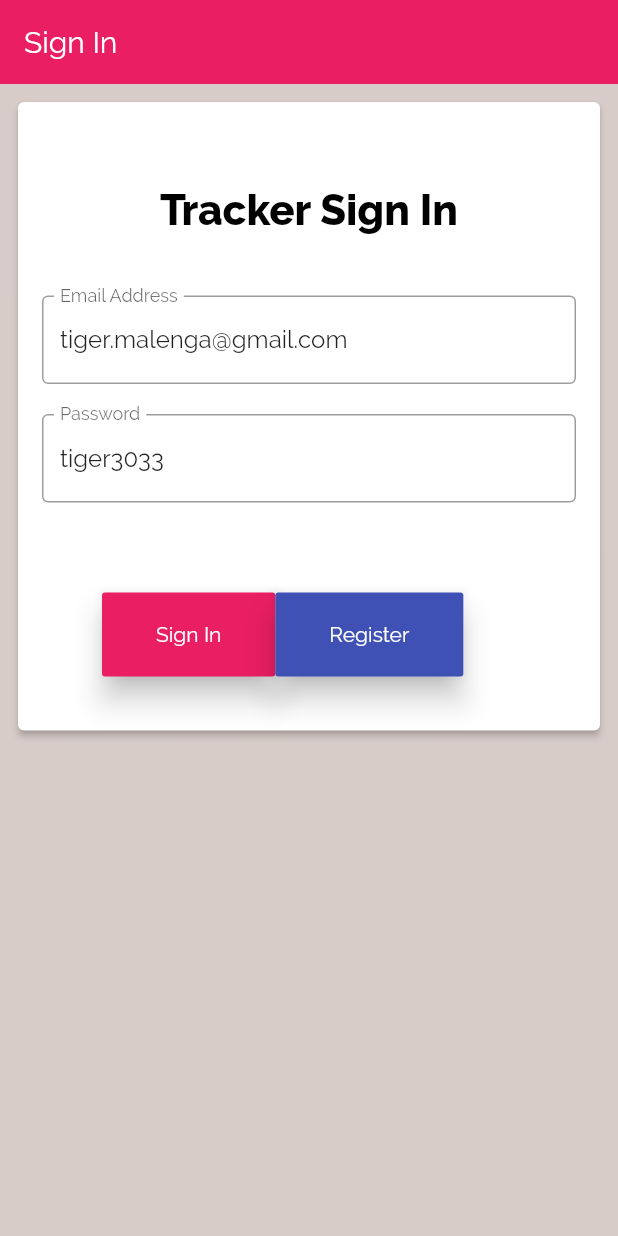
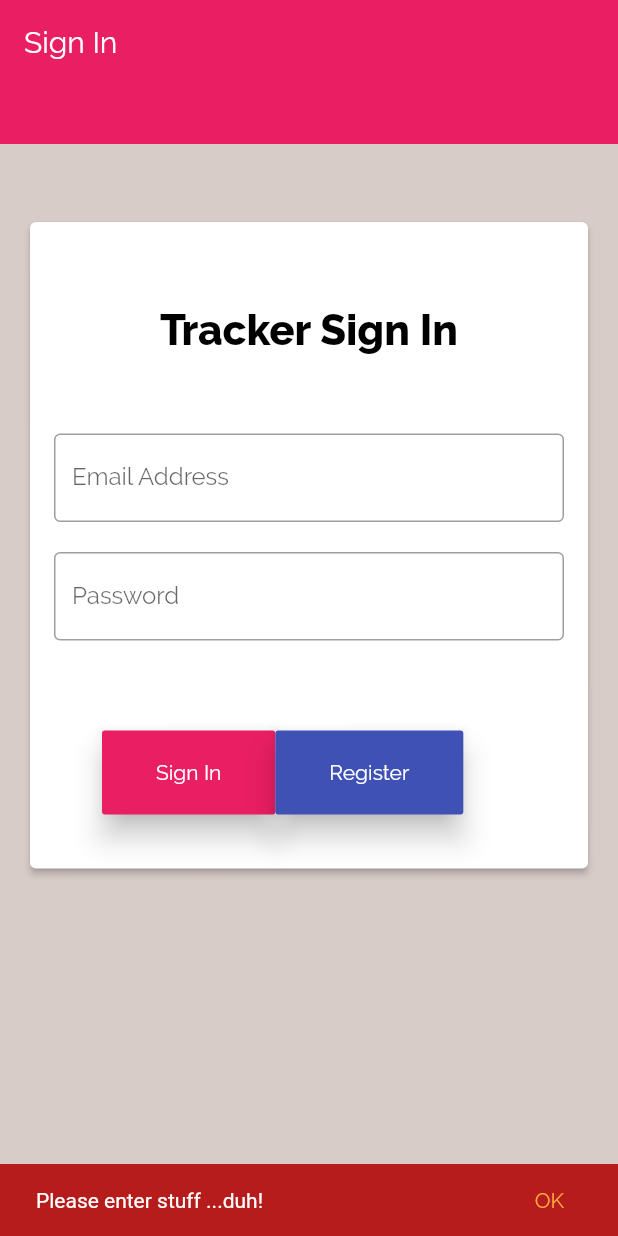
Before and after one commit to malengatiger/tiger-tracker-repo, a Flutter app: the SignIn screen opened directly, after a tap on "Sign In", on a phone screen of 412 x 824 dp. Run offline on Flutter 3.47's test engine with Material 2 defaults, Android fonts, the phone set to English and light mode, and no system bars; our stand-ins replace cloud_firestore, firebase_auth, google_maps_flutter, shared_preferences; missing offline and left inert: flutter_background_geolocation, mongodb_mobile; accounts and stored records are empty.

Commit message:
🏀 smoothies and tweaks galore  🐸  🐸

```diff
--- a/trackme/lib/ui/signin.dart
+++ b/trackme/lib/ui/signin.dart
@@ -1,5 +1,6 @@
 import 'package:flutter/material.dart';
 import 'package:shared_preferences/shared_preferences.dart';
+import 'package:trackme/bloc/track_data.dart';
 import 'package:trackme/bloc/tracker_bloc.dart';
 import 'package:trackme/ui/snack.dart';
 
@@ -8,24 +9,30 @@ class SignIn extends StatefulWidget {
   _SignInState createState() => _SignInState();
 }
 
-class _SignInState extends State<SignIn> implements SnackBarListener{
+class _SignInState extends State<SignIn> implements SnackBarListener {
   GlobalKey<ScaffoldState> _key = GlobalKey();
   @override
   void initState() {
     super.initState();
   }
 
-
   @override
   Widget build(BuildContext context) {
-    return Scaffold(
+    return WillPopScope(
+      child: Scaffold(
         key: _key,
         appBar: AppBar(
           title: Text('Sign In'),
           elevation: 0,
+          bottom: PreferredSize(
+            preferredSize: Size.fromHeight(40),
+            child: Container(),
+          ),
         ),
         backgroundColor: Colors.brown[100],
-      body: ListView(
+        body: Padding(
+          padding: const EdgeInsets.only(top: 40.0, left: 8, right: 8),
+          child: ListView(
             children: <Widget>[
               Padding(
                 padding: const EdgeInsets.all(8.0),
@@ -35,9 +42,32 @@ class _SignInState extends State<SignIn> implements SnackBarListener{
                     padding: const EdgeInsets.all(16.0),
                     child: Column(
                       children: <Widget>[
-                    SizedBox(height: 40,),
-                    Text('Tracker Sign In',style: TextStyle(fontSize: 28, fontWeight: FontWeight.w900, color: Colors.black),),
-                    SizedBox(height: 40,),
+                        SizedBox(
+                          height: 40,
+                        ),
+                        Text(
+                          'Tracker Sign In',
+                          style: TextStyle(
+                              fontSize: 28,
+                              fontWeight: FontWeight.w900,
+                              color: Colors.black),
+                        ),
+                        SizedBox(
+                          height: 12,
+                        ),
+                        isBusy
+                            ? Container(
+                          width: 24,
+                          height: 24,
+                          child: CircularProgressIndicator(
+                            backgroundColor: Colors.pink,
+                            strokeWidth: 16,
+                          ),
+                        )
+                            : Container(),
+                        SizedBox(
+                          height: 40,
+                        ),
                         TextField(
                           onChanged: _onEmailChanged,
                           controller: _emailController,
@@ -48,7 +78,9 @@ class _SignInState extends State<SignIn> implements SnackBarListener{
                             border: OutlineInputBorder(),
                           ),
                         ),
-                    SizedBox(height: 20,),
+                        SizedBox(
+                          height: 20,
+                        ),
                         TextField(
                           onChanged: _onPasswordChanged,
                           keyboardType: TextInputType.text,
@@ -59,17 +91,25 @@ class _SignInState extends State<SignIn> implements SnackBarListener{
                             border: OutlineInputBorder(),
                           ),
                         ),
-                    SizedBox(height: 60,),
+                        SizedBox(
+                          height: 60,
+                        ),
                         Row(
+//                          mainAxisAlignment: MainAxisAlignment.spaceEvenly,
                           children: <Widget>[
-                        SizedBox(width: 40,),
+                            SizedBox(
+                              width: 32,
+                            ),
                             RaisedButton(
                               onPressed: _startSignIn,
                               elevation: 8,
                               color: Colors.pink,
                               child: Padding(
                                 padding: const EdgeInsets.all(20.0),
-                            child: Text('Sign In', style: TextStyle(color: Colors.white),),
+                                child: Text(
+                                  'Sign In',
+                                  style: TextStyle(color: Colors.white),
+                                ),
                               ),
                             ),
 //                          SizedBox(width: 40,),
@@ -79,20 +119,21 @@ class _SignInState extends State<SignIn> implements SnackBarListener{
                               color: Colors.indigo,
                               child: Padding(
                                 padding: const EdgeInsets.all(20.0),
-                            child: Text('Register', style: TextStyle(color: Colors.white),),
+                                child: Text(
+                                  'Register',
+                                  style: TextStyle(color: Colors.white),
                                 ),
                               ),
-                        SizedBox(width: 20,),
-                        isBusy? Container(
-                          width: 24, height: 24,
-                          child: CircularProgressIndicator(
-                            backgroundColor: Colors.pink,
-                            strokeWidth: 16,
                             ),
-                        ) : Container(),
+                            SizedBox(
+                              width: 4,
+                            ),
+
                           ],
                         ),
-                    SizedBox(height: 20,),
+                        SizedBox(
+                          height: 20,
+                        ),
                       ],
                     ),
                   ),
@@ -100,11 +141,16 @@ class _SignInState extends State<SignIn> implements SnackBarListener{
               ),
             ],
           ),
+        ),
+      ),
+      onWillPop: () async {
+        return false;
+      },
     );
   }
 
-  TextEditingController _emailController = TextEditingController(text: 'tiger.malenga@gmail.com');
-  TextEditingController _pwdController = TextEditingController(text: 'tiger3033');
+  TextEditingController _emailController = TextEditingController();
+  TextEditingController _pwdController = TextEditingController();
   String email, password;
   void _onEmailChanged(String value) {
     email = value;
@@ -117,10 +163,17 @@ class _SignInState extends State<SignIn> implements SnackBarListener{
   }
 
   void _startSignIn() async {
-
     if (isBusy) return;
     email = _emailController.text;
     password = _pwdController.text;
+    if (email == null || password == null || email.isEmpty || password.isEmpty) {
+      AppSnackbar.showErrorSnackbar(
+          scaffoldKey: _key,
+          message: 'Please enter stuff ...duh!',
+          listener: this,
+          actionLabel: 'OK');
+      return;
+    }
     debugPrint('🔑🔑🔑🔑🔑 $email 🔑 $password');
     try {
       setState(() {
@@ -129,14 +182,31 @@ class _SignInState extends State<SignIn> implements SnackBarListener{
       var res = await trackerBloc.signIn(email: email, password: password);
       await trackerBloc.initialize();
       await trackerBloc.getTracks();
+      await _addOriginalTrack();
       print(res);
       Navigator.pop(context);
     } catch (e) {
       setState(() {
         isBusy = false;
       });
-      AppSnackbar.showErrorSnackbar(scaffoldKey: _key, message: e.message, listener: this, actionLabel: 'OK');
+      AppSnackbar.showErrorSnackbar(
+          scaffoldKey: _key,
+          message: e.message,
+          listener: this,
+          actionLabel: 'OK');
     }
+  }
+
+  Future _addOriginalTrack() async {
+    var loc = await trackerBloc.getCurrentLocation();
+    var track =  TrackData(
+      latitude: loc.coords.latitude,
+      longitude: loc.coords.longitude,
+      comment: 'Original Sin',
+      event: loc.activity.type,
+      created: DateTime.now().toIso8601String(),
+    );
+    await trackerBloc.addTrack(track);
   }
 
   @override
@@ -146,8 +216,16 @@ class _SignInState extends State<SignIn> implements SnackBarListener{
   }
 
   bool isBusy = false;
-  void _startRegister() async{
+  void _startRegister() async {
     if (isBusy) return;
+    if (email == null ||  password == null || email.isEmpty || password.isEmpty) {
+      AppSnackbar.showErrorSnackbar(
+          scaffoldKey: _key,
+          message: 'Please enter stuff ...duh!',
+          listener: this,
+          actionLabel: 'OK');
+      return;
+    }
     email = _emailController.text;
     password = _pwdController.text;
     debugPrint('🔑🔑🔑🔑🔑 $email 🔑 $password');
@@ -157,13 +235,18 @@ class _SignInState extends State<SignIn> implements SnackBarListener{
       });
       var res = await trackerBloc.register(email: email, password: password);
       await trackerBloc.initialize();
+      await _addOriginalTrack();
       print(res);
       Navigator.pop(context);
     } catch (e) {
       setState(() {
         isBusy = false;
       });
-      AppSnackbar.showErrorSnackbar(scaffoldKey: _key, message: e.message, listener: this, actionLabel: 'OK');
+      AppSnackbar.showErrorSnackbar(
+          scaffoldKey: _key,
+          message: e.message,
+          listener: this,
+          actionLabel: 'OK');
     }
   }
 }
@@ -177,6 +260,7 @@ void saveUser(String url) async {
 Future<String> getUser() async {
   SharedPreferences prefs = await SharedPreferences.getInstance();
   String path = prefs.getString("url");
-  debugPrint("SharedPreferences: =================== SharedPrefs url index: $path");
+  debugPrint(
+      "SharedPreferences: =================== SharedPrefs url index: $path");
   return path;
 }
```
Also changed, not shown: trackme/lib/bloc/tracker_bloc.dart (+10 -5 lines), trackme/lib/main.dart (+5 -2 lines), trackme/lib/ui/map.dart (+10 -6 lines), trackme/pubspec.yaml (+1 -29 lines). Lines whose indentation alone changed are shown as unchanged.
